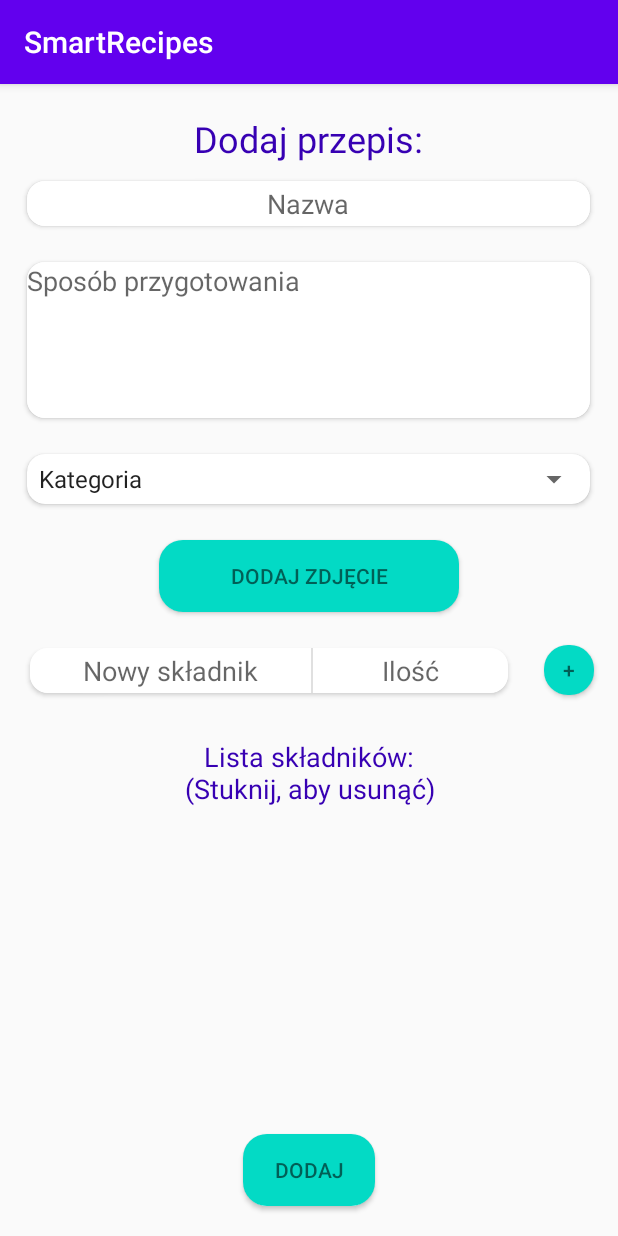
After one commit to PP-SmartRecipes/SmartRecipes, an Android app: the RecipeAdd screen opened directly, with no data from a screen before it, on a phone screen of 412 x 824 dp. The commit adds this screen. Run offline under Robolectric (Android 15) with nearby library versions, the phone set to English and light mode, and no system bars; our stand-ins replace Firebase (no records; nobody signed in at launch, a user with empty details on screens opened directly).

Commit message:
New recipe form

```diff
--- a/app/build.gradle
+++ b/app/build.gradle
@@ -13,6 +13,8 @@ android {
         versionName "1.0"
 
         testInstrumentationRunner "androidx.test.runner.AndroidJUnitRunner"
+
+        vectorDrawables.useSupportLibrary = true
     }
 
     buildTypes {
@@ -32,6 +34,7 @@ dependencies {
     androidTestImplementation 'androidx.test.ext:junit:1.1.1'
     androidTestImplementation 'androidx.test.espresso:espresso-core:3.2.0'
     implementation 'com.google.firebase:firebase-database:19.2.1'
+    implementation 'com.google.firebase:firebase-storage:19.1.1'
     implementation 'com.squareup.picasso:picasso:2.71828'
     //noinspection GradleCompatible
     implementation 'com.android.support:design:25.0.0'
--- a/app/src/main/AndroidManifest.xml
+++ b/app/src/main/AndroidManifest.xml
@@ -10,8 +10,9 @@
         android:supportsRtl="true"
         android:theme="@style/AppTheme"
         android:usesCleartextTraffic="true">
-        <activity android:name=".Category_list"></activity>
-        <activity android:name=".Recipes_list"></activity>
+        <activity android:name=".RecipeAdd"></activity>
+        <activity android:name=".Category_list" />
+        <activity android:name=".Recipes_list" />
         <activity android:name=".Detail" />
         <activity android:name=".History" />
         <activity android:name=".Category" />
--- a/app/src/main/java/com/example/smartrecipes/MainActivity.java
+++ b/app/src/main/java/com/example/smartrecipes/MainActivity.java
@@ -32,6 +32,7 @@ public class MainActivity extends AppCompatActivity implements View.OnClickListe
 
     EditText editSearch;
     Button searchButton;
+    Button newRecipeButton = null;
 
     @Override
     protected void onCreate(Bundle savedInstanceState) {
@@ -42,6 +43,7 @@ public class MainActivity extends AppCompatActivity implements View.OnClickListe
         editSearch.setOnClickListener(this);
         searchButton= (Button) findViewById(R.id.searchButton);
         searchButton.setOnClickListener(this);
+        newRecipeButton = (Button)findViewById(R.id.button_newrecipe);
 
         //Inizialize and assign variable
         BottomNavigationView bottomNavigationView = findViewById(R.id.bottom_navigation);
@@ -93,6 +95,15 @@ public class MainActivity extends AppCompatActivity implements View.OnClickListe
 
             }
         });
+
+        newRecipeButton.setOnClickListener(new View.OnClickListener() {
+            @Override
+            public void onClick(View v) {
+                Intent i;
+                i = new Intent(v.getContext(), RecipeAdd.class);
+                startActivity(i);
+            }
+        });
     }
 
     public void refresh() {
--- /dev/null
+++ b/app/src/main/java/com/example/smartrecipes/RecipeAdd.java
@@ -0,0 +1,287 @@
+package com.example.smartrecipes;
+
+import androidx.annotation.NonNull;
+import androidx.annotation.RequiresApi;
+import androidx.appcompat.app.AppCompatActivity;
+import androidx.vectordrawable.graphics.drawable.AnimatedVectorDrawableCompat;
+
+import android.content.ContentResolver;
+import android.content.Intent;
+import android.graphics.drawable.AnimatedVectorDrawable;
+import android.graphics.drawable.Drawable;
+import android.net.Uri;
+import android.os.Build;
+import android.os.Bundle;
+import android.view.View;
+import android.webkit.MimeTypeMap;
+import android.widget.AdapterView;
+import android.widget.ArrayAdapter;
+import android.widget.Button;
+import android.widget.EditText;
+import android.widget.ImageView;
+import android.widget.ListView;
+import android.widget.Spinner;
+
+import com.google.android.gms.tasks.OnFailureListener;
+import com.google.android.gms.tasks.OnSuccessListener;
+import com.google.android.gms.tasks.Task;
+import com.google.firebase.database.DatabaseReference;
+import com.google.firebase.database.FirebaseDatabase;
+import com.google.firebase.storage.FirebaseStorage;
+import com.google.firebase.storage.StorageReference;
+import com.google.firebase.storage.UploadTask;
+
+import java.util.ArrayList;
+import java.util.HashMap;
+import java.util.List;
+
+public class RecipeAdd extends AppCompatActivity {
+
+    Recipe recipe = null;
+    HashMap<String, String> ingredients = null;
+    Spinner spinner = null;
+    Button imageButton = null;
+    boolean done = false;
+    String imageUrl = "";
+    //List<Ingredient> ingList;
+    List<String> ingredientsStrings;
+    List<String> quantityStrings;
+    EditText eanEditText;
+    EditText brandEditText;
+    EditText productNameEditText;
+    EditText ingredientsEditText = null;
+    EditText ingredientQuantity = null;
+    ListView ingredientsList = null;
+    ImageView check = null;
+    AnimatedVectorDrawableCompat avd = null;
+    AnimatedVectorDrawable avd2 = null;
+    Button sendBtn;
+    Button confirmIng;
+    String json;
+    ArrayList<String> autocomplete;
+    String result;
+    String EAN;
+    ArrayList<String> reqHints;
+    String[] reqHintsArr;
+
+    DatabaseReference dbref = null;
+    StorageReference stref = null;
+    public Uri imguri = null;
+
+    @Override
+    protected void onCreate(Bundle savedInstanceState) {
+        super.onCreate(savedInstanceState);
+        setContentView(R.layout.activity_recipe_add);
+
+        eanEditText = findViewById(R.id.ean);
+        brandEditText = findViewById(R.id.brand);
+        //productNameEditText = findViewById(R.id.productName);
+        ingredientsEditText = findViewById(R.id.ingredients);
+        ingredientQuantity = findViewById(R.id.quantity);
+        sendBtn = findViewById(R.id.sendBtn);
+        confirmIng = findViewById(R.id.confirmIng);
+        ingredientsList = findViewById(R.id.listview1);
+
+        ingredientsStrings = new ArrayList<>();
+        autocomplete = new ArrayList<>();
+        reqHints = new ArrayList<>();
+        reqHintsArr = new String[]{};
+
+        imageButton = (Button)findViewById(R.id.imageButton);
+        check = (ImageView)findViewById(R.id.check);
+        dbref = FirebaseDatabase.getInstance().getReference().child("Recipes");
+        stref = FirebaseStorage.getInstance().getReference("Images");
+        recipe = new Recipe();
+        ingredients = new HashMap<>();
+        spinner = (Spinner)findViewById(R.id.spinner);
+        String[] arraySpinner = new String[] {
+                "Kategoria", "Śniadanie", "Lunch", "Obiad", "Deser", "Napój", "FastFood"
+        };
+        final ArrayAdapter<String> spinnerAdapter = new ArrayAdapter<String>(this, android.R.layout.simple_spinner_item, arraySpinner) {
+            @Override
+            public boolean isEnabled(int position) {
+                if (position == 0) {
+                    // Disable the first item from Spinner
+                    // First item will be use for hint
+                    return false;
+                } else {
+                    return true;
+                }
+            }
+        };
+
+        spinnerAdapter.setDropDownViewResource(android.R.layout.simple_spinner_dropdown_item);
+        spinner.setAdapter(spinnerAdapter);
+
+        imageButton.setOnClickListener(new View.OnClickListener() {
+            @Override
+            public void onClick(View v) {
+                FileChooser();
+            }
+        });
+
+        sendBtn.setOnClickListener(new View.OnClickListener() {
+            @Override
+            public void onClick(View v) {
+                FileUploader();
+            }
+        });
+
+        confirmIng.setOnClickListener(new View.OnClickListener() {
+            @Override
+            public void onClick(View v) {
+                ingredients.put(ingredientsEditText.getText().toString(), ingredientQuantity.getText().toString());
+                ingredientsStrings.add(ingredientsEditText.getText().toString() + "\t\t" + ingredientQuantity.getText().toString());
+                ingredientsEditText.setText("");
+                ingredientQuantity.setText("");
+            }
+        });
+
+        final ArrayAdapter adapter = new ArrayAdapter<>(this, android.R.layout.simple_list_item_1, ingredientsStrings);
+        ingredientsList.setAdapter(adapter);
+
+        ingredientsList.setOnItemClickListener(new AdapterView.OnItemClickListener(){
+            @Override
+            public void onItemClick(AdapterView<?> parent, View view, int position, long id) {
+                String item = ingredientsStrings.get(position);
+                ingredientsStrings.remove(item);
+                ingredients.remove(item);
+                //ingList.remove(ingList.get(position));
+                adapter.notifyDataSetChanged();
+            }
+        });
+
+        /*
+        sendBtn.setOnClickListener(new View.OnClickListener() {
+            @Override
+            public void onClick(View v) {
+                Product editedProduct = new Product();
+                ArrayList<Ingredient> ingredientsList = new ArrayList<>();
+
+                for (String item : ingStrings){
+                    ingList.add(new Ingredient(item));
+                    ingredientsList.add(new Ingredient(item));
+                }
+
+                if(prod!=null){
+                    prod.setBrand(brandEditText.getText().toString());
+                    prod.setProductName(productNameEditText.getText().toString());
+                    prod.setIngredients(ingredientsList);
+                } else {
+                    editedProduct.setBrand(brandEditText.getText().toString());
+                    editedProduct.setProductName(productNameEditText.getText().toString());
+                    editedProduct.setIngredients(ingredientsList);
+                }
+
+
+
+                if(prod!=null) {
+                    prod.setId(prod.getId());
+                    prod.setGtin(prod.getGtin());
+                } else {
+                    editedProduct.setGtin(EAN);
+                }
+
+                try {
+                    if(prod!=null) json = new ObjectMapper().writeValueAsString(prod);
+                    else json = new ObjectMapper().writeValueAsString(editedProduct);
+                } catch (JsonProcessingException e) {
+                    e.printStackTrace();
+                    json = "JsonProcessingException";
+                }
+                System.out.println(json);
+
+                //System.out.println(json);
+
+                if(prod!=null){
+                    HttpPutRequest putRequest = new HttpPutRequest();
+                    try {
+                        putRequest.execute(json);
+                    } catch (Exception e) {
+                        e.printStackTrace();
+                    }
+                } else {
+                    HttpPostRequest postRequest = new HttpPostRequest();
+                    try {
+                        result = postRequest.execute(json).get();
+                        //System.out.println(result);
+                    } catch (Exception e) {
+                        e.printStackTrace();
+                    }
+                }
+
+                startActivity(new Intent(editProduct.this, MainActivity.class));
+
+            }
+        });
+        */
+    }
+
+    private String getExtension(Uri uri){
+        ContentResolver cr = getContentResolver();
+        MimeTypeMap mimeTypeMap = MimeTypeMap.getSingleton();
+        return mimeTypeMap.getExtensionFromMimeType(cr.getType(uri));
+    }
+
+    private void FileUploader(){
+        StorageReference ref = stref.child(System.currentTimeMillis() + "." + getExtension(imguri));
+
+        ref.putFile(imguri)
+                .addOnSuccessListener(new OnSuccessListener<UploadTask.TaskSnapshot>() {
+                    @Override
+                    public void onSuccess(UploadTask.TaskSnapshot taskSnapshot) {
+                        //Get a URL to the uploaded content
+                        Task<Uri> downloadUrl = taskSnapshot.getMetadata().getReference().getDownloadUrl();
+                        downloadUrl.addOnSuccessListener(new OnSuccessListener<Uri>() {
+                            @Override
+                            public void onSuccess(Uri uri) {
+                                imageUrl = uri.toString();
+                                pushRecipe();
+                            }
+                        });
+                    }
+                })
+                .addOnFailureListener(new OnFailureListener() {
+                    @Override
+                    public void onFailure(@NonNull Exception exception) {
+                        // Handle unsuccessful uploads
+                        // ...
+                    }
+                });
+    }
+
+    private void pushRecipe(){
+        recipe.setTitle(eanEditText.getText().toString().trim());
+        recipe.setDescription(brandEditText.getText().toString().trim());
+        recipe.setCategory(spinner.getSelectedItem().toString().trim());
+        recipe.setImageUrl(imageUrl);
+        recipe.setIngredients(ingredients);
+        dbref.push().setValue(recipe);
+    }
+
+    private void FileChooser(){
+        Intent intent = new Intent();
+        intent.setType("image/*");
+        intent.setAction(Intent.ACTION_GET_CONTENT);
+        startActivityForResult(intent, 1);
+    }
+
+    @RequiresApi(api = Build.VERSION_CODES.LOLLIPOP)
+    @Override
+    protected void onActivityResult(int requestCode, int resultCode, Intent data) {
+        super.onActivityResult(requestCode, resultCode, data);
+        if(requestCode == 1 && resultCode == RESULT_OK && data != null && data.getData() != null){
+            imguri = data.getData();
+            done = true;
+        }
+        Drawable drawable = check.getDrawable();
+        if(drawable instanceof AnimatedVectorDrawableCompat) {
+            avd = (AnimatedVectorDrawableCompat) drawable;
+            avd.start();
+        }
+        else if(drawable instanceof AnimatedVectorDrawable){
+            avd2 = (AnimatedVectorDrawable) drawable;
+            avd2.start();
+        }
+    }
+}
--- /dev/null
+++ b/app/src/main/res/drawable/avd_done.xml
@@ -0,0 +1,31 @@
+<animated-vector
+    xmlns:android="http://schemas.android.com/apk/res/android"
+    xmlns:aapt="http://schemas.android.com/aapt">
+    <aapt:attr name="android:drawable">
+        <vector
+            android:name="vector"
+            android:width="84dp"
+            android:height="60dp"
+            android:viewportWidth="84"
+            android:viewportHeight="60">
+            <path
+                android:name="done"
+                android:pathData="M 3.536 27.097 L 30.258 53.819 L 80.541 3.536"
+                android:strokeColor="#000000"
+                android:strokeWidth="10"
+                android:trimPathEnd="0"/>
+        </vector>
+    </aapt:attr>
+    <target android:name="done">
+        <aapt:attr name="android:animation">
+            <objectAnimator
+                android:propertyName="trimPathEnd"
+                android:startOffset="500"
+                android:duration="500"
+                android:valueFrom="0"
+                android:valueTo="1"
+                android:valueType="floatType"
+                android:interpolator="@android:interpolator/fast_out_slow_in"/>
+        </aapt:attr>
+    </target>
+</animated-vector>
--- /dev/null
+++ b/app/src/main/res/layout/activity_recipe_add.xml
@@ -0,0 +1,234 @@
+<?xml version="1.0" encoding="utf-8"?>
+<RelativeLayout xmlns:android="http://schemas.android.com/apk/res/android"
+    xmlns:app="http://schemas.android.com/apk/res-auto"
+    xmlns:tools="http://schemas.android.com/tools"
+    android:layout_width="match_parent"
+    android:layout_height="match_parent"
+    tools:context=".RecipeAdd">
+
+    <androidx.cardview.widget.CardView
+        android:id="@+id/cv1"
+        android:layout_width="wrap_content"
+        android:layout_height="wrap_content"
+        android:layout_centerHorizontal="true"
+        android:layout_margin="12dp"
+        app:cardCornerRadius="12dp"
+        android:layout_below="@+id/title">
+
+        <EditText
+            android:id="@+id/ean"
+            android:layout_width="375dp"
+            android:layout_height="30dp"
+            android:background="#FFFFFF"
+            android:clickable="true"
+            android:ems="10"
+            android:focusable="true"
+            android:fontFamily="@string/common_google_play_services_notification_ticker"
+            android:gravity="center"
+            android:hint="Nazwa"
+            android:inputType="none"
+            android:textColor="@color/colorPrimaryDark" />
+    </androidx.cardview.widget.CardView>
+
+    <androidx.cardview.widget.CardView
+        android:id="@+id/cv2"
+        android:layout_width="wrap_content"
+        android:layout_height="wrap_content"
+        android:layout_below="@+id/cv1"
+        android:layout_margin="12dp"
+        app:cardCornerRadius="12dp"
+        android:layout_centerHorizontal="true">
+
+        <EditText
+            android:id="@+id/brand"
+            android:layout_width="375dp"
+            android:layout_height="104dp"
+            android:background="#FFFFFF"
+            android:ems="10"
+            android:gravity="clip_vertical"
+            android:hint="Sposób przygotowania"
+            android:inputType="textMultiLine" />
+    </androidx.cardview.widget.CardView>
+
+    <androidx.cardview.widget.CardView
+        android:id="@+id/cv3"
+        android:layout_width="wrap_content"
+        android:layout_height="wrap_content"
+        android:layout_below="@+id/cv2"
+        android:layout_centerHorizontal="true"
+        android:layout_marginStart="12dp"
+        android:layout_marginLeft="12dp"
+        android:layout_marginTop="12dp"
+        android:layout_marginEnd="12dp"
+        android:layout_marginRight="12dp"
+        android:layout_marginBottom="12dp"
+        app:cardCornerRadius="12dp">
+
+        <Spinner
+            android:id="@+id/spinner"
+            android:layout_width="375dp"
+            android:layout_height="33dp"
+            android:gravity="center" />
+    </androidx.cardview.widget.CardView>
+
+    <androidx.cardview.widget.CardView
+        android:id="@+id/cv4"
+        android:layout_width="wrap_content"
+        android:layout_height="wrap_content"
+        android:layout_below="@id/cv7"
+        android:layout_marginLeft="24dp"
+        android:layout_marginTop="22dp"
+        android:layout_toRightOf="@id/cv6"
+        app:cardCornerRadius="16dp">
+
+        <Button
+            android:id="@+id/confirmIng"
+            android:layout_width="33dp"
+            android:layout_height="33dp"
+            android:layout_centerHorizontal="true"
+            android:layout_centerVertical="true"
+            android:background="@color/colorAccent"
+            android:text="+"
+            android:textColor="@color/common_google_signin_btn_text_light" />
+    </androidx.cardview.widget.CardView>
+
+    <TextView
+        android:id="@+id/title"
+        android:layout_width="wrap_content"
+        android:layout_height="wrap_content"
+        android:layout_centerHorizontal="true"
+        android:layout_marginTop="20dp"
+        android:fontFamily="@string/common_google_play_services_notification_ticker"
+        android:gravity="center"
+        android:text="Dodaj przepis:"
+        android:textColor="@color/colorPrimaryDark"
+        android:textSize="24dp" />
+
+    <TextView
+        android:id="@+id/secondTitle"
+        android:layout_width="wrap_content"
+        android:layout_height="wrap_content"
+        android:layout_below="@id/cv6"
+        android:layout_centerHorizontal="true"
+        android:layout_marginTop="30dp"
+        android:fontFamily="@string/common_google_play_services_notification_ticker"
+        android:gravity="center"
+        android:text="Lista składników:\n(Stuknij, aby usunąć)"
+        android:textColor="@color/colorPrimaryDark"
+        android:textSize="18dp" />
+
+    <LinearLayout
+        android:layout_width="match_parent"
+        android:layout_height="match_parent"
+        android:layout_below="@+id/secondTitle"
+        android:orientation="vertical">
+
+        <ListView
+            android:id="@+id/listview1"
+            android:layout_width="wrap_content"
+            android:layout_height="wrap_content"
+            android:layout_centerHorizontal="true"
+            android:layout_gravity="center_horizontal"
+            android:layout_marginHorizontal="30dp"
+            android:layout_weight="1">
+
+        </ListView>
+
+        <androidx.cardview.widget.CardView
+            android:id="@+id/cv5"
+            android:layout_width="wrap_content"
+            android:layout_height="wrap_content"
+            android:layout_gravity="center_horizontal"
+            android:layout_marginBottom="20dp"
+            app:cardCornerRadius="16dp">
+
+            <Button
+                android:id="@+id/sendBtn"
+                android:layout_width="wrap_content"
+                android:layout_height="wrap_content"
+                android:background="@color/colorAccent"
+                android:text="Dodaj"
+                android:textColor="@color/common_google_signin_btn_text_light_default" />
+        </androidx.cardview.widget.CardView>
+
+    </LinearLayout>
+
+    <androidx.cardview.widget.CardView
+        android:id="@+id/cv6"
+        android:layout_width="wrap_content"
+        android:layout_height="wrap_content"
+        android:layout_below="@+id/cv7"
+        android:gravity="center"
+        android:layout_marginLeft="20dp"
+        android:layout_marginTop="24dp"
+        app:cardCornerRadius="12dp">
+
+        <LinearLayout
+            android:layout_width="wrap_content"
+            android:layout_height="wrap_content"
+            android:orientation="horizontal">
+
+            <EditText
+                android:id="@+id/ingredients"
+                android:layout_width="187.5dp"
+                android:layout_height="30dp"
+                android:background="#FFFFFF"
+                android:ems="10"
+                android:fontFamily="@string/common_google_play_services_notification_ticker"
+                android:gravity="center"
+                android:hint="Nowy składnik"
+                android:inputType="textPersonName"
+                android:textColor="@color/colorPrimaryDark" />
+
+            <View
+                android:id="@+id/divider"
+                android:layout_width="1dp"
+                android:layout_height="match_parent"
+                android:layout_weight="1"
+                android:background="?android:attr/listDivider" />
+
+            <EditText
+                android:id="@+id/quantity"
+                android:layout_width="130dp"
+                android:layout_height="30dp"
+                android:layout_weight="1"
+                android:background="#FFFFFF"
+                android:ems="10"
+                android:gravity="center"
+                android:hint="Ilość"
+                android:inputType="textPersonName" />
+
+        </LinearLayout>
+
+    </androidx.cardview.widget.CardView>
+
+    <androidx.cardview.widget.CardView
+        android:id="@+id/cv7"
+        android:layout_width="wrap_content"
+        android:layout_height="wrap_content"
+        android:layout_marginTop="12dp"
+        android:layout_below="@+id/cv3"
+        android:layout_centerHorizontal="true"
+        app:cardCornerRadius="16dp">
+
+        <Button
+            android:id="@+id/imageButton"
+            android:layout_width="200dp"
+            android:layout_height="wrap_content"
+            android:background="@color/colorAccent"
+            android:text="Dodaj zdjęcie"
+            android:textColor="@color/common_google_signin_btn_text_light_default" />
+    </androidx.cardview.widget.CardView>
+
+    <ImageView
+        android:id="@+id/check"
+        android:layout_width="40dp"
+        android:layout_height="40dp"
+        android:layout_below="@+id/cv3"
+        android:layout_marginTop="12dp"
+        android:layout_marginLeft="24dp"
+        android:layout_toRightOf="@+id/cv7"
+        app:srcCompat="@drawable/avd_done"
+        android:layout_marginStart="24dp" />
+
+</RelativeLayout>
```
